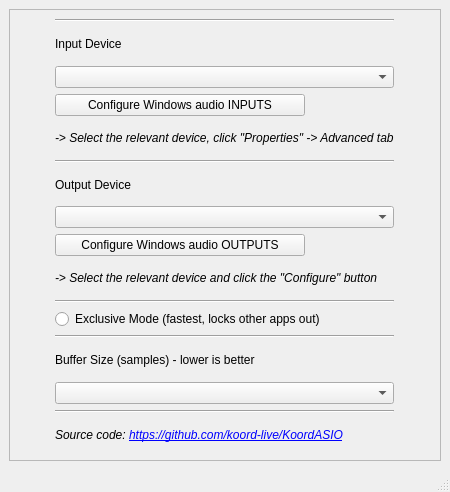
The window that src/kdasioconfig/kdasioconfigbase.ui (koord-live/KoordASIO) describes before a commit, drawn with Qt 5.
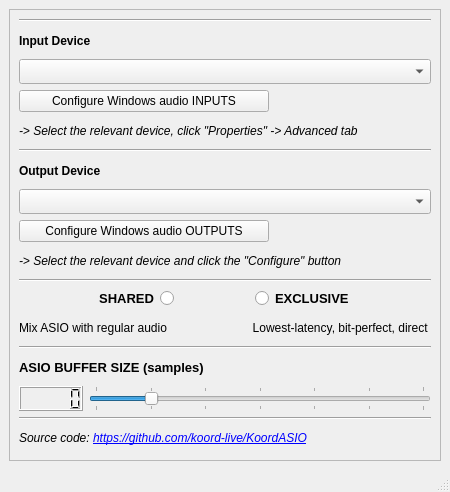
The same window after the commit. Icons and pictures are not drawn.

What changed in the file:
```diff
--- a/src/kdasioconfig/kdasioconfigbase.ui
+++ b/src/kdasioconfig/kdasioconfigbase.ui
@@ -39,50 +39,37 @@
          <x>0</x>
          <y>0</y>
          <width>426</width>
-         <height>443</height>
+         <height>448</height>
         </rect>
        </property>
        <layout class="QGridLayout" name="gridLayout_4">
-        <item row="19" column="0">
-         <widget class="QLabel" name="label_4">
+        <item row="22" column="0">
+         <widget class="QLabel" name="label_2">
+          <property name="font">
+           <font>
+            <pointsize>10</pointsize>
+            <weight>75</weight>
+            <bold>true</bold>
+           </font>
+          </property>
           <property name="text">
-           <string>&lt;html&gt;&lt;head/&gt;&lt;body&gt;&lt;p&gt;&lt;span style=&quot; font-size:9pt; font-style:italic;&quot;&gt;Source code: &lt;/span&gt;&lt;a href=&quot;https://github.com/koord-live/KoordASIO&quot;&gt;&lt;span style=&quot; font-size:9pt; font-style:italic; text-decoration: underline; color:#0000ff;&quot;&gt;https://github.com/koord-live/KoordASIO&lt;/span&gt;&lt;/a&gt;&lt;/p&gt;&lt;/body&gt;&lt;/html&gt;</string>
+           <string>ASIO BUFFER SIZE (samples)</string>
           </property>
-          <property name="openExternalLinks">
-           <bool>true</bool>
-          </property>
          </widget>
         </item>
-        <item row="6" column="0">
-         <widget class="Line" name="line_5">
-          <property name="orientation">
-           <enum>Qt::Horizontal</enum>
-          </property>
-         </widget>
-        </item>
-        <item row="10" column="0">
-         <widget class="QLabel" name="label_6">
+        <item row="5" column="0">
+         <widget class="QLabel" name="label_5">
           <property name="font">
            <font>
             <italic>true</italic>
            </font>
           </property>
           <property name="text">
-           <string>-&gt; Select the relevant device and click the &quot;Configure&quot; button</string>
+           <string>-&gt; Select the relevant device, click &quot;Properties&quot; -&gt; Advanced tab</string>
           </property>
          </widget>
         </item>
-        <item row="7" column="0">
-         <widget class="QLabel" name="deviceLabel">
-          <property name="text">
-           <string>Output Device</string>
-          </property>
-         </widget>
-        </item>
-        <item row="2" column="0">
-         <widget class="QComboBox" name="inputDeviceBox"/>
-        </item>
-        <item row="15" column="0">
+        <item row="21" column="0">
          <widget class="Line" name="line_4">
           <property name="orientation">
            <enum>Qt::Horizontal</enum>
@@ -109,61 +96,99 @@
          </widget>
         </item>
         <item row="8" column="0">
-         <widget class="QComboBox" name="outputDeviceBox"/>
-        </item>
-        <item row="14" column="0">
-         <widget class="QRadioButton" name="exclusiveButton">
-          <property name="enabled">
-           <bool>true</bool>
+         <widget class="QComboBox" name="outputDeviceBox">
+          <property name="font">
+           <font>
+            <family>Arial Black</family>
+            <pointsize>9</pointsize>
+           </font>
           </property>
+         </widget>
+        </item>
+        <item row="26" column="0">
+         <widget class="QLabel" name="label_4">
           <property name="text">
-           <string>Exclusive Mode (fastest, locks other apps out)</string>
+           <string>&lt;html&gt;&lt;head/&gt;&lt;body&gt;&lt;p&gt;&lt;span style=&quot; font-size:9pt; font-style:italic;&quot;&gt;Source code: &lt;/span&gt;&lt;a href=&quot;https://github.com/koord-live/KoordASIO&quot;&gt;&lt;span style=&quot; font-size:9pt; font-style:italic; text-decoration: underline; color:#0000ff;&quot;&gt;https://github.com/koord-live/KoordASIO&lt;/span&gt;&lt;/a&gt;&lt;/p&gt;&lt;/body&gt;&lt;/html&gt;</string>
           </property>
-          <property name="checked">
-           <bool>false</bool>
+          <property name="openExternalLinks">
+           <bool>true</bool>
+          </property>
+         </widget>
+        </item>
+        <item row="2" column="0">
+         <widget class="QComboBox" name="inputDeviceBox">
+          <property name="font">
+           <font>
+            <family>Arial Black</family>
+            <pointsize>9</pointsize>
+           </font>
+          </property>
+         </widget>
+        </item>
+        <item row="12" column="0">
+         <widget class="Line" name="line_2">
+          <property name="orientation">
+           <enum>Qt::Horizontal</enum>
           </property>
          </widget>
         </item>
         <item row="16" column="0">
-         <widget class="QLabel" name="label_2">
-          <property name="text">
-           <string>Buffer Size (samples) - lower is better</string>
-          </property>
-         </widget>
+         <layout class="QHBoxLayout" name="horizontalLayout_2">
+          <item>
+           <widget class="QLabel" name="label_7">
+            <property name="text">
+             <string>Mix ASIO with regular audio</string>
+            </property>
+           </widget>
+          </item>
+          <item>
+           <widget class="QLabel" name="label_3">
+            <property name="layoutDirection">
+             <enum>Qt::RightToLeft</enum>
+            </property>
+            <property name="text">
+             <string>Lowest-latency, bit-perfect, direct </string>
+            </property>
+            <property name="alignment">
+             <set>Qt::AlignRight|Qt::AlignTrailing|Qt::AlignVCenter</set>
+            </property>
+           </widget>
+          </item>
+         </layout>
         </item>
         <item row="1" column="0">
          <widget class="QLabel" name="label">
+          <property name="font">
+           <font>
+            <pointsize>9</pointsize>
+            <weight>75</weight>
+            <bold>true</bold>
+           </font>
+          </property>
           <property name="text">
            <string>Input Device</string>
           </property>
          </widget>
         </item>
-        <item row="12" column="0">
-         <widget class="Line" name="line_2">
-          <property name="orientation">
-           <enum>Qt::Horizontal</enum>
-          </property>
-         </widget>
-        </item>
-        <item row="5" column="0">
-         <widget class="QLabel" name="label_5">
-          <property name="font">
-           <font>
-            <italic>true</italic>
-           </font>
-          </property>
-          <property name="text">
-           <string>-&gt; Select the relevant device, click &quot;Properties&quot; -&gt; Advanced tab</string>
-          </property>
-         </widget>
-        </item>
-        <item row="18" column="0">
+        <item row="25" column="0">
          <widget class="Line" name="line">
           <property name="orientation">
            <enum>Qt::Horizontal</enum>
           </property>
          </widget>
         </item>
+        <item row="10" column="0">
+         <widget class="QLabel" name="label_6">
+          <property name="font">
+           <font>
+            <italic>true</italic>
+           </font>
+          </property>
+          <property name="text">
+           <string>-&gt; Select the relevant device and click the &quot;Configure&quot; button</string>
+          </property>
+         </widget>
+        </item>
         <item row="0" column="0">
          <widget class="Line" name="line_3">
           <property name="orientation">
@@ -171,8 +196,123 @@
           </property>
          </widget>
         </item>
-        <item row="17" column="0">
-         <widget class="QComboBox" name="bufferSizeBox"/>
+        <item row="23" column="0">
+         <layout class="QHBoxLayout" name="horizontalLayout_3">
+          <item>
+           <widget class="QLCDNumber" name="bufferSizeDisplay"/>
+          </item>
+          <item>
+           <widget class="QSlider" name="bufferSizeSlider">
+            <property name="toolTip">
+             <string extracomment="A lower number is better"/>
+            </property>
+            <property name="whatsThis">
+             <string extracomment="Buffer size in samples. Lower is better!"/>
+            </property>
+            <property name="layoutDirection">
+             <enum>Qt::LeftToRight</enum>
+            </property>
+            <property name="maximum">
+             <number>6</number>
+            </property>
+            <property name="singleStep">
+             <number>1</number>
+            </property>
+            <property name="pageStep">
+             <number>1</number>
+            </property>
+            <property name="value">
+             <number>1</number>
+            </property>
+            <property name="tracking">
+             <bool>true</bool>
+            </property>
+            <property name="orientation">
+             <enum>Qt::Horizontal</enum>
+            </property>
+            <property name="tickPosition">
+             <enum>QSlider::TicksBothSides</enum>
+            </property>
+            <property name="tickInterval">
+             <number>1</number>
+            </property>
+           </widget>
+          </item>
+         </layout>
+        </item>
+        <item row="15" column="0">
+         <layout class="QHBoxLayout" name="horizontalLayout">
+          <item>
+           <widget class="QRadioButton" name="radioButton">
+            <property name="sizePolicy">
+             <sizepolicy hsizetype="Maximum" vsizetype="Fixed">
+              <horstretch>0</horstretch>
+              <verstretch>0</verstretch>
+             </sizepolicy>
+            </property>
+            <property name="font">
+             <font>
+              <pointsize>10</pointsize>
+              <weight>75</weight>
+              <bold>true</bold>
+             </font>
+            </property>
+            <property name="layoutDirection">
+             <enum>Qt::RightToLeft</enum>
+            </property>
+            <property name="text">
+             <string>SHARED</string>
+            </property>
+           </widget>
+          </item>
+          <item>
+           <widget class="QRadioButton" name="exclusiveButton">
+            <property name="enabled">
+             <bool>true</bool>
+            </property>
+            <property name="sizePolicy">
+             <sizepolicy hsizetype="Maximum" vsizetype="Fixed">
+              <horstretch>0</horstretch>
+              <verstretch>0</verstretch>
+             </sizepolicy>
+            </property>
+            <property name="font">
+             <font>
+              <pointsize>10</pointsize>
+              <weight>75</weight>
+              <bold>true</bold>
+             </font>
+            </property>
+            <property name="text">
+             <string>EXCLUSIVE</string>
+            </property>
+            <property name="checked">
+             <bool>false</bool>
+            </property>
+           </widget>
+          </item>
+         </layout>
+        </item>
+        <item row="6" column="0">
+         <widget class="Line" name="line_5">
+          <property name="orientation">
+           <enum>Qt::Horizontal</enum>
+          </property>
+         </widget>
+        </item>
+        <item row="7" column="0">
+         <widget class="QLabel" name="deviceLabel">
+          <property name="font">
+           <font>
+            <pointsize>9</pointsize>
+            <weight>75</weight>
+            <bold>true</bold>
+           </font>
+          </property>
+          <property name="text">
+           <string>Output Device</string>
+          </property>
+         </widget>
         </item>
         <item row="3" column="0">
          <widget class="QPushButton" name="inputAudioSettButton">
```
